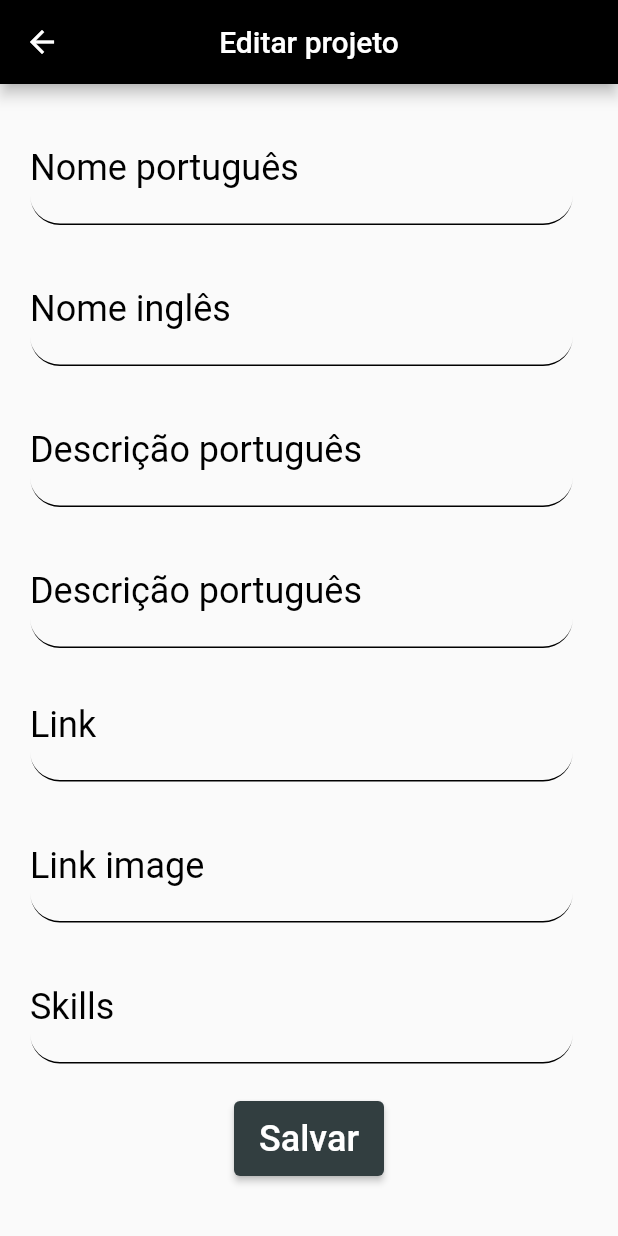
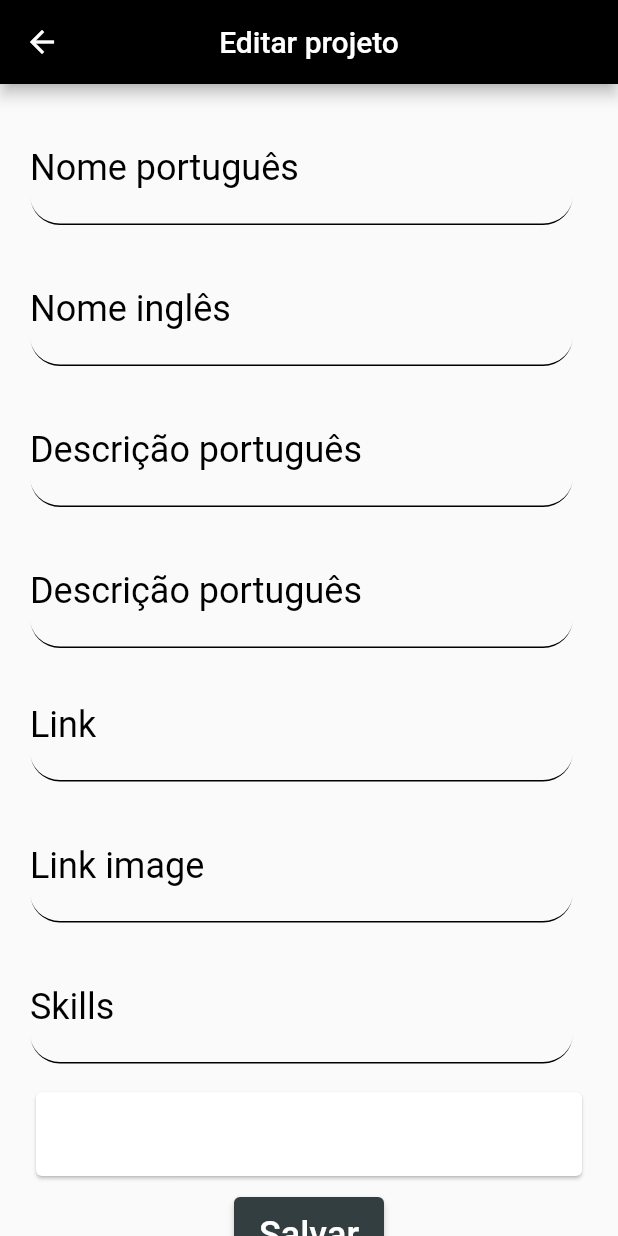
Before and after one commit to guicrisostomo/app-help-me-projects, a Flutter app: the ScreenEditProject screen opened directly with empty values, on a phone screen of 412 x 824 dp. Run offline on Flutter 3.47's test engine with Material 2 defaults, Android fonts, the phone set to English and light mode, and no system bars; our stand-ins replace cloud_firestore, firebase_core; accounts and stored records are empty.

Commit message:
feat: add list skill

```diff
--- a/lib/model/textFieldSkills.dart
+++ b/lib/model/textFieldSkills.dart
@@ -5,19 +5,20 @@ import 'package:flutter/material.dart';
 class TextFieldSkills extends StatefulWidget {
   final String rotulo;
   final TextEditingController variavel;
+  final ValueChanged<String> onChanged;
+  List<String> skillList = [];
 
-  const TextFieldSkills({super.key, required this.rotulo, required this.variavel});
+  TextFieldSkills({super.key, required this.rotulo, required this.variavel, required this.onChanged, this.skillList = const []});
 
   @override
   State<TextFieldSkills> createState() => _TextFieldSkillsState();
+
 }
 
 class _TextFieldSkillsState extends State<TextFieldSkills> {
-
   @override
   Widget build(BuildContext context) {
-    return Scaffold(
-      body: Container(
+    return Container(
       margin: const EdgeInsets.only(bottom: 15),
       padding: const EdgeInsets.fromLTRB(0, 0, 10, 0),
 
@@ -47,24 +48,7 @@ class _TextFieldSkillsState extends State<TextFieldSkills> {
             ),
           ),
 
-            onChanged: (value) {
-              return setState((){
-                final skill = value.split(',');
-
-                ListView.builder(
-                  itemCount: skill.length,
-                  shrinkWrap: true,
-                  itemBuilder: (context, index) {
-                    return Card(
-                      child: ListTile(
-                        title: Text(skill[index]),
-                      ),
-                    );
-                  },
-                );
-              });
-            },
-
+          onChanged: widget.onChanged,
           //
           // VALIDAÇÃO
           //
@@ -77,7 +61,6 @@ class _TextFieldSkillsState extends State<TextFieldSkills> {
           }
         )
       )
-      )
     );
   }
 }
--- a/lib/view/screen_edit_project.dart
+++ b/lib/view/screen_edit_project.dart
@@ -1,6 +1,7 @@
 import 'package:app_help_me/model/bottomNavigationBar.dart';
 import 'package:app_help_me/model/button.dart';
 import 'package:app_help_me/model/textField.dart';
+import 'package:app_help_me/model/textFieldSkills.dart';
 import 'package:cloud_firestore/cloud_firestore.dart';
 import 'package:flutter/material.dart';
 
@@ -19,10 +20,49 @@ class _ScreenEditProjectState extends State<ScreenEditProject> {
   var txtLink = TextEditingController();
   var txtLinkImage = TextEditingController();
   var txtSkills = TextEditingController();
+  var flagPassArgumentsText = 0;
+  Future<List<String>> listSkill = Future((() => []));
 
   @override
-  Widget build(BuildContext context) {
+  void initState() {
+    super.initState();
+    txtSkills.text = '';
+    flagPassArgumentsText = 0;
+    listSkill = updateAndGetList('');
+  }
+
+  void refreshList(value) {
+    // reload
+    setState(() {
+      txtSkills.text = '';
+      listSkill = updateAndGetList(txtSkills.text);
+    });
+  }
+
+  Future<List<String>> updateAndGetList(value) async {
+    // return the list here
+    return txtSkills.text.split(',');
+  }
+
+  passArgumentsText(context) {
+    if (flagPassArgumentsText == 0) {
+      setState(() => flagPassArgumentsText = 1);
+
       var p = ModalRoute.of(context)!.settings.arguments as QueryDocumentSnapshot;
+
+      for (var skill in p['skills']) {
+        if (txtSkills.text != '') {
+          setState(() {
+            txtSkills.text = '${txtSkills.text},$skill';
+            listSkill = updateAndGetList(txtSkills.text);
+          });
+        } else {
+          setState(() {
+            txtSkills.text = '$skill';
+            listSkill = updateAndGetList(txtSkills.text);
+          });
+        }
+      }
 
       txtNomePT.text = p['nomePT'];
       txtNomeEN.text = p['nomeEN'];
@@ -31,13 +71,13 @@ class _ScreenEditProjectState extends State<ScreenEditProject> {
       txtLink.text = p['link'];
       txtLinkImage.text = p['linkImage'];
 
-    for (var skill in p['skills']) {
-      if (txtSkills.text != '') {
-        txtSkills.text = '${txtSkills.text},$skill';
-      } else {
-        txtSkills.text = '$skill';
     }
   }
+
+  @override
+  Widget build(BuildContext context) {
+
+    passArgumentsText(context);
 
     return Scaffold(
       appBar: AppBar(
@@ -62,7 +102,38 @@ class _ScreenEditProjectState extends State<ScreenEditProject> {
               const SizedBox(height: 5,),
               TextFieldGeneral('Link image', txtLinkImage, context),
               const SizedBox(height: 5,),
-              TextFieldGeneral('Skills', txtSkills, context),
+              TextFieldSkills(rotulo: 'Skills', variavel: txtSkills, onChanged:(value) {
+                setState(() {
+                  txtSkills.text = value;
+                  listSkill = updateAndGetList(txtSkills.text);
+                });
+                txtSkills.selection = TextSelection.fromPosition(TextPosition(offset: value.length));
+              },),
+
+              FutureBuilder<List<String>>(
+                future: listSkill,
+  builder: (context, AsyncSnapshot<List<String>> snapshot){
+  if(!snapshot.hasData)return Container(child: Text('sdfds')); // Display empty container if the list is empty
+  else {
+    final items = snapshot.data ?? <String>[];
+
+     return ListView.builder(
+      physics: const AlwaysScrollableScrollPhysics(), //Even if zero elements to update scroll
+      shrinkWrap: true,
+      itemCount: items.length,
+      itemBuilder: (context, index){
+      return Card(
+        child:ListTile(
+          title: Text(items[index])
+        )
+      ); // Your widget Here ; // Put your widget, such as container, decoratedBox, listTiles, button etc
+
+      },
+     );
+   }
+  }
+),
+
 
               const SizedBox(height: 10,),
 
```
Lines whose indentation alone changed are shown as unchanged.
